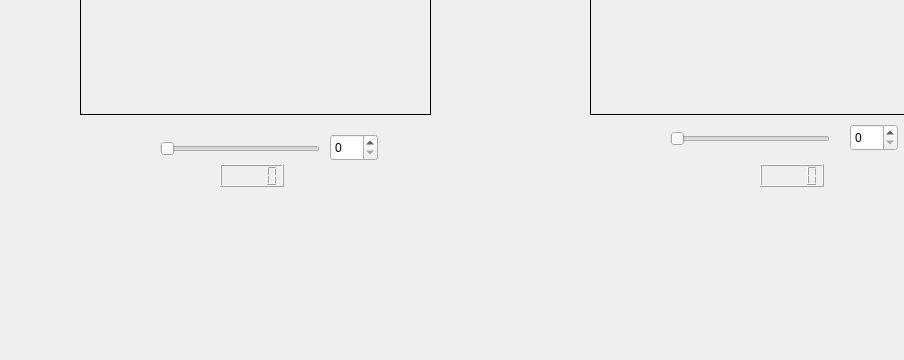
This is mainwindow.ui in Chemabee/ID_Entrega as Qt 5 draws it before an edit; both pictures show x 0 to 904 and y 325 to 685 of the 1106 by 685 pixel window. The edited form follows.
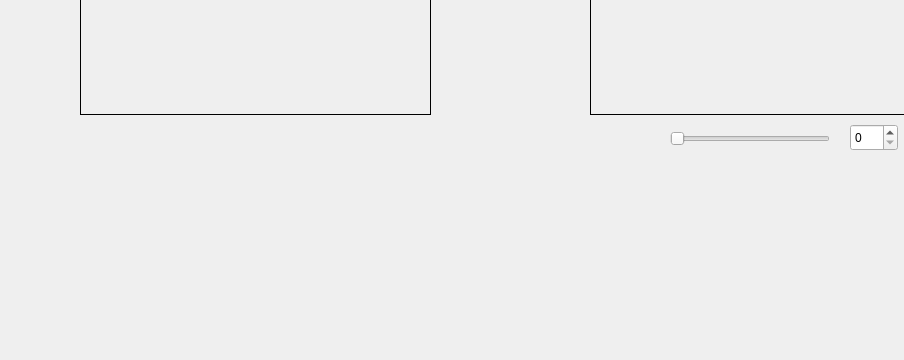
This is the edited form.

The edit to the form file:
```diff
--- a/mainwindow.ui
+++ b/mainwindow.ui
@@ -36,40 +36,7 @@
      <string>TextLabel</string>
     </property>
    </widget>
-   <widget class="QSlider" name="canny_sup_slide">
-    <property name="geometry">
-     <rect>
-      <x>160</x>
-      <y>440</y>
-      <width>160</width>
-      <height>29</height>
-     </rect>
-    </property>
-    <property name="orientation">
-     <enum>Qt::Horizontal</enum>
-    </property>
-   </widget>
-   <widget class="QSpinBox" name="canny_inf">
-    <property name="geometry">
-     <rect>
-      <x>330</x>
-      <y>440</y>
-      <width>48</width>
-      <height>27</height>
-     </rect>
-    </property>
-   </widget>
-   <widget class="QLCDNumber" name="canny_sup">
-    <property name="geometry">
-     <rect>
-      <x>220</x>
-      <y>470</y>
-      <width>64</width>
-      <height>23</height>
-     </rect>
-    </property>
-   </widget>
-   <widget class="QSlider" name="canny_sup_slide_2">
+   <widget class="QSlider" name="canny_slide">
     <property name="geometry">
      <rect>
       <x>670</x>
@@ -92,17 +59,7 @@
      </rect>
     </property>
    </widget>
-   <widget class="QLCDNumber" name="canny_sup_2">
-    <property name="geometry">
-     <rect>
-      <x>760</x>
-      <y>470</y>
-      <width>64</width>
-      <height>23</height>
-     </rect>
-    </property>
-   </widget>
-   <widget class="QLabel" name="video2_2">
+   <widget class="QLabel" name="video1">
     <property name="geometry">
      <rect>
       <x>590</x>
```
Left out of the diff: 4 changed lines with no effect on the pictures.
